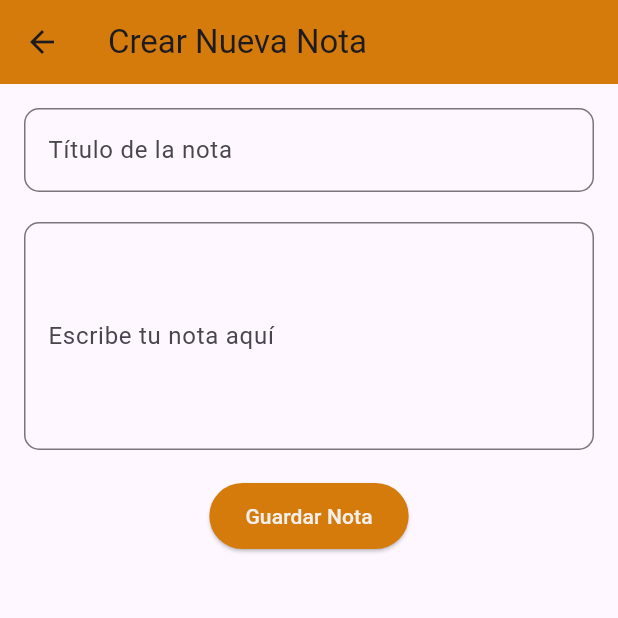
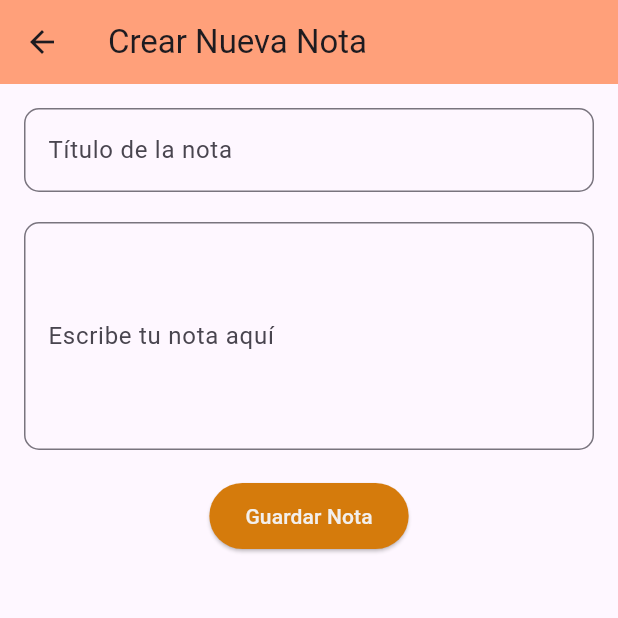
Before and after one commit to EdgarAllan07/fit-plan, a Flutter app: the CrearNotaScreen screen opened directly with empty values, on a phone screen of 412 x 824 dp, the top half of it. Run offline on Flutter 3.47's test engine with Material 3 defaults, Android fonts, the phone set to English and light mode, and no system bars; our stand-ins replace google_nav_bar, table_calendar.

Commit message:
Update CrearNotaScreen.dart

```diff
--- a/lib/paginas/Notas/CrearNotaScreen.dart
+++ b/lib/paginas/Notas/CrearNotaScreen.dart
@@ -14,7 +14,7 @@ class CrearNotaScreen extends StatelessWidget {
     return Scaffold(
       appBar: AppBar(
         title: Text('Crear Nueva Nota'),
-        backgroundColor: const Color.fromARGB(255, 213, 123, 12),
+      backgroundColor: Color(0xffffa07a),
       ),
       body: Padding(
         padding: const EdgeInsets.all(16.0),
```
